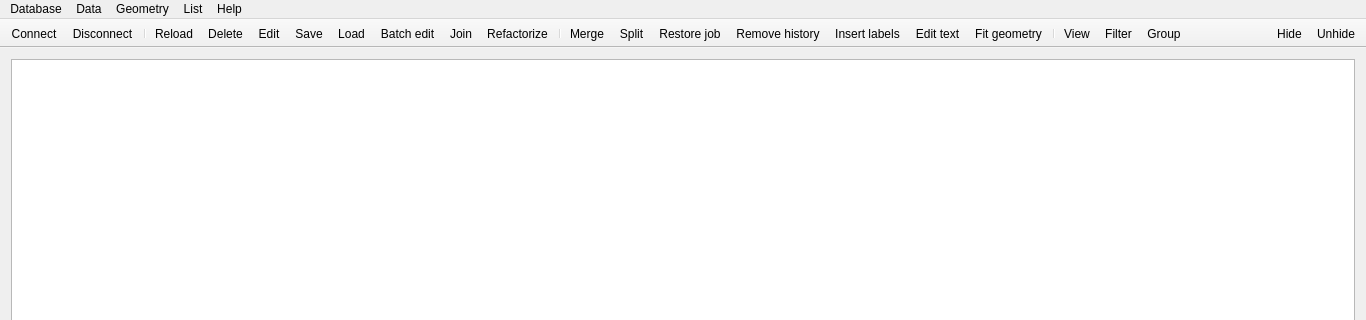
First picture: the form in mainwindow.ui, repository Kuszki/EW-Database, before the edit; both pictures show x 0 to 1366 and y 0 to 320 of the 1366 by 768 pixel window.
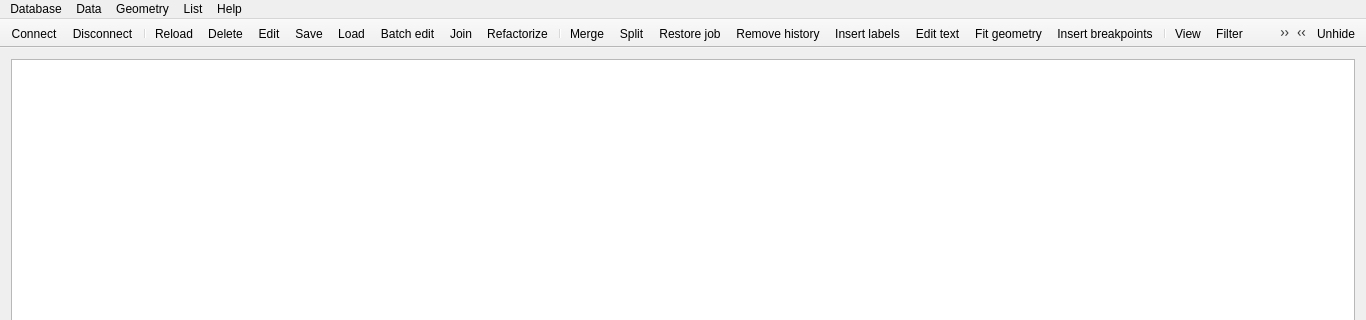
Second picture: the form after the edit. Icons and pictures are not drawn.

```diff
--- a/mainwindow.ui
+++ b/mainwindow.ui
@@ -171,6 +171,7 @@
    <addaction name="actionLabel"/>
    <addaction name="actionText"/>
    <addaction name="actionFit"/>
+   <addaction name="actionInsert"/>
    <addaction name="separator"/>
    <addaction name="actionView"/>
    <addaction name="actionFilter"/>
```
Left out of the diff: 9 changed lines with no effect on the pictures.
